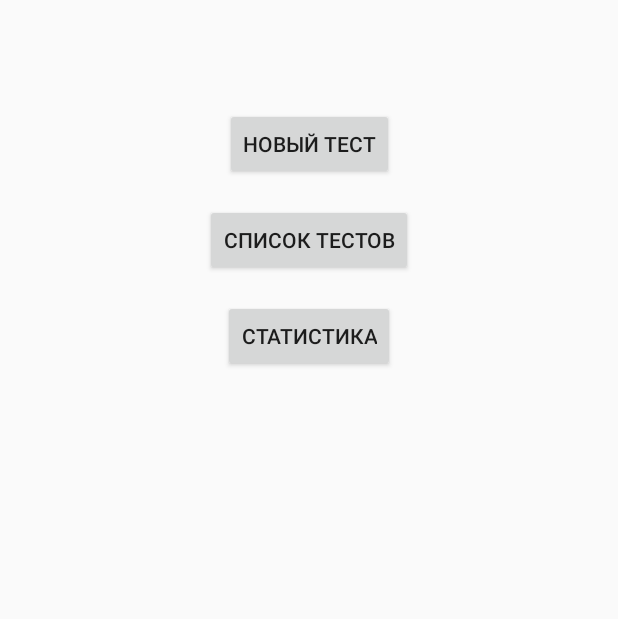
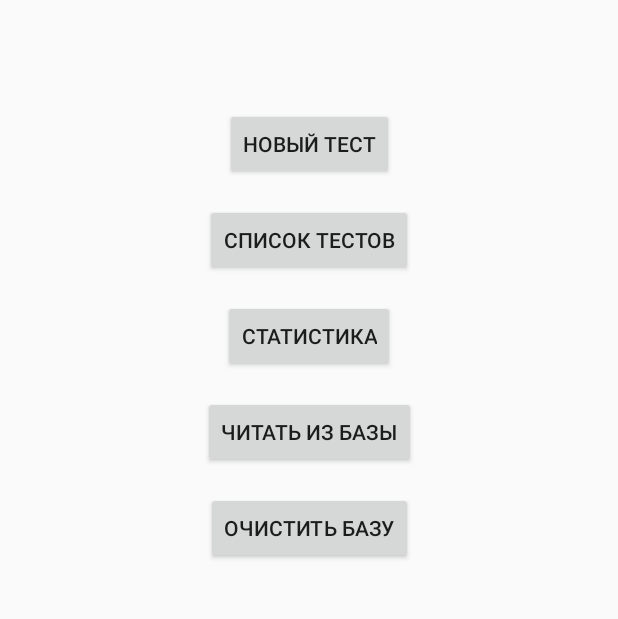
Before and after one commit to gangrave88/TestConstructor, an Android app: the screen it shows after launch (MainActivity), on a phone screen of 412 x 824 dp, the part 257-876 px from its top. Run offline under Robolectric (Android 15) with nearby library versions, the phone set to English and light mode, and no system bars; our stand-ins replace ButterKnife; libraries missing offline, so code that uses them is left out: io.realm; 1 statement that could not run was skipped.

Commit message:
23.01.17  readdb

```diff
--- a/app/src/main/java/com/gangrave88/testconstructor/Answer.java
+++ b/app/src/main/java/com/gangrave88/testconstructor/Answer.java
@@ -6,6 +6,10 @@ public class Answer extends RealmObject{
 
     public String answer;
     public boolean correct;
+
+    public Answer(){
+        super();
+    }
 
     public Answer(String answer, boolean correct) {
         this.answer = answer;
--- a/app/src/main/java/com/gangrave88/testconstructor/NewTest.java
+++ b/app/src/main/java/com/gangrave88/testconstructor/NewTest.java
@@ -34,7 +34,7 @@ public class NewTest extends Activity{
     @OnClick(R.id.new_question)
     public void newQuestion(){
         Intent intent = new Intent(this, NewQuestionList.class);
-        intent.putExtra("name",name_test.toString());
+        intent.putExtra("name",name_test.getText().toString());
         intent.putExtra("complexity",complexity.getProgress());
         startActivity(intent);
     }
--- a/app/src/main/java/com/gangrave88/testconstructor/Question.java
+++ b/app/src/main/java/com/gangrave88/testconstructor/Question.java
@@ -6,6 +6,10 @@ import io.realm.RealmObject;
 public class Question extends RealmObject{
     public String question;
     public RealmList<Answer> answers;
+
+    public Question(){
+        super();
+    }
 
     public Question(String question, RealmList<Answer> answers) {
         this.question = question;
--- a/app/src/main/java/com/gangrave88/testconstructor/Test.java
+++ b/app/src/main/java/com/gangrave88/testconstructor/Test.java
@@ -10,7 +10,7 @@ public class Test extends RealmObject{
     public int complexity;
     public RealmList<Question> questions;
 
-    public Test() {
+    public Test(){
         super();
     }
 
--- a/app/src/main/res/layout/activity_main.xml
+++ b/app/src/main/res/layout/activity_main.xml
@@ -65,4 +65,33 @@
         android:layout_marginRight="16dp"
         android:layout_marginTop="16dp"
         app:layout_constraintTop_toBottomOf="@+id/list_test" />
+
+    <Button
+        android:text="@string/read_db"
+        android:layout_width="wrap_content"
+        android:layout_height="wrap_content"
+        android:id="@+id/test_read_db"
+        android:layout_marginStart="16dp"
+        app:layout_constraintLeft_toLeftOf="parent"
+        android:layout_marginLeft="16dp"
+        android:layout_marginEnd="16dp"
+        app:layout_constraintRight_toRightOf="parent"
+        android:layout_marginRight="16dp"
+        android:layout_marginTop="16dp"
+        app:layout_constraintTop_toBottomOf="@+id/stat"
+        tools:ignore="MissingConstraints" />
+
+    <Button
+        android:text="@string/clear_db"
+        android:layout_width="wrap_content"
+        android:layout_height="wrap_content"
+        android:id="@+id/clear_db"
+        android:layout_marginEnd="16dp"
+        app:layout_constraintRight_toRightOf="parent"
+        android:layout_marginRight="16dp"
+        android:layout_marginStart="16dp"
+        app:layout_constraintLeft_toLeftOf="parent"
+        android:layout_marginLeft="16dp"
+        android:layout_marginTop="16dp"
+        app:layout_constraintTop_toBottomOf="@+id/test_read_db" />
 </android.support.constraint.ConstraintLayout>
--- a/app/src/main/res/values/strings.xml
+++ b/app/src/main/res/values/strings.xml
@@ -18,4 +18,6 @@
     <string name="save">Записать</string>
     <string name="next">Следующий</string>
     <string name="previous">Предыдущий</string>
+    <string name="read_db">Читать из базы</string>
+    <string name="clear_db">Очистить базу</string>
 </resources>
```
Also changed, not shown: app/src/main/java/com/gangrave88/testconstructor/MainActivity.java (+30 -0 lines), app/src/main/java/com/gangrave88/testconstructor/NewQuestionList.java (+16 -20 lines).
